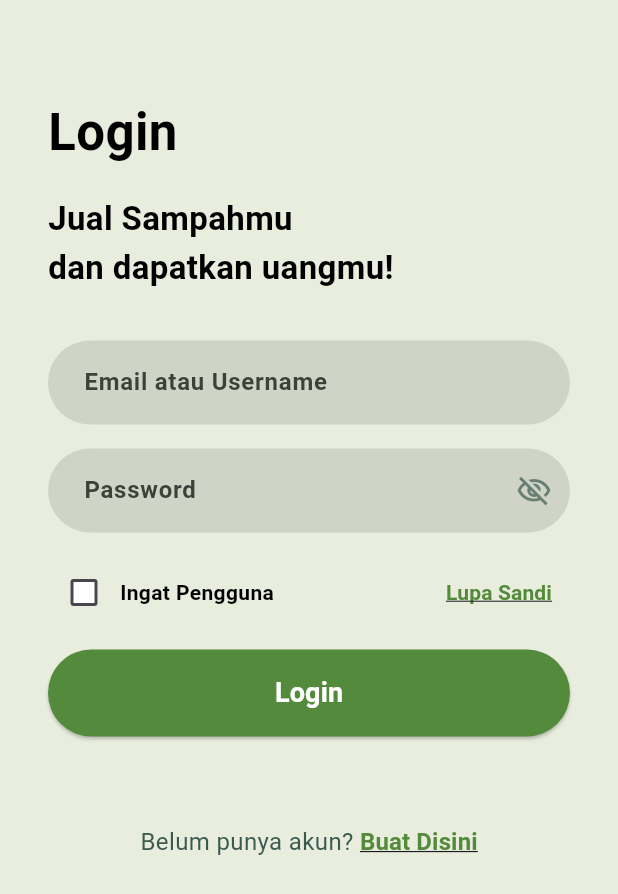
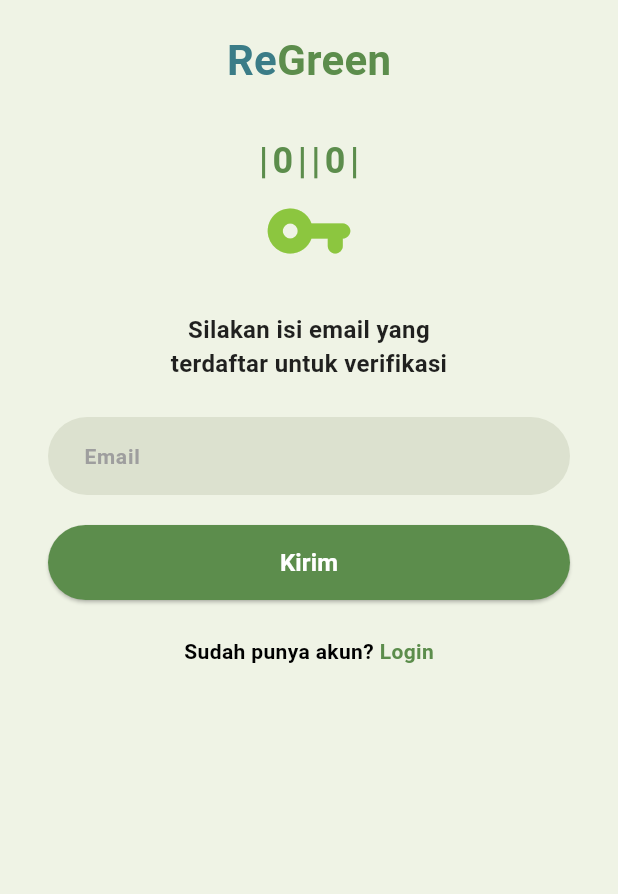
Before and after one commit to EdselSpth/ReGreen, a Flutter app: the LoginScreen screen opened directly, after a tap on "Lupa Sandi", on a phone screen of 412 x 824 dp. Shown: the top 894 px of the screen. Run offline on Flutter 3.47's test engine with Material 3 defaults, Android fonts, the phone set to English and light mode, and no system bars; our stand-ins replace google_nav_bar; Roboto replaces fonts that are missing (Poppins).

Commit message:
feat: [GAR] penambahan fitur email verification pada halaman login

```diff
--- a/lib/auth/login_screen.dart
+++ b/lib/auth/login_screen.dart
@@ -1,6 +1,7 @@
 import 'package:flutter/material.dart';
 import 'register_screen.dart';
 import 'package:regreen/widget/custom_textfeld.dart';
+import 'package:regreen/forgetpassword/emailverification.dart';
 
 const Color kBackground = Color(0xFFE8EDDE);
 const Color kGreenButton = Color(0xFF548A3C);
@@ -105,7 +106,14 @@ class _LoginScreenState extends State<LoginScreen> {
                       ],
                     ),
                     TextButton(
-                      onPressed: () {},
+                      onPressed: () {
+                        Navigator.push(
+                          context,
+                          MaterialPageRoute(
+                            builder: (context) => const EmailVerifikasiPage(),
+                          ),
+                        );
+                      },
                       child: const Text(
                         'Lupa Sandi',
                         style: TextStyle(
--- /dev/null
+++ b/lib/forgetpassword/emailverification.dart
@@ -0,0 +1,166 @@
+import 'package:flutter/material.dart';
+import 'package:regreen/auth/login_screen.dart';
+
+class EmailVerifikasiPage extends StatelessWidget {
+  const EmailVerifikasiPage({super.key});
+
+  @override
+  Widget build(BuildContext context) {
+    return Scaffold(
+      backgroundColor: const Color(0xFFEFF3E5), // Warna latar belakang lembut
+      body: SafeArea(
+        child: Center(
+          child: Padding(
+            padding: const EdgeInsets.symmetric(horizontal: 32, vertical: 20),
+            child: Column(
+              mainAxisAlignment: MainAxisAlignment.start,
+              crossAxisAlignment: CrossAxisAlignment.center,
+              children: [
+                // Logo dan Judul
+                Text.rich(
+                  TextSpan(
+                    children: [
+                      TextSpan(
+                        text: 'Re',
+                        style: TextStyle(
+                          fontSize: 28,
+                          fontWeight: FontWeight.bold,
+                          color: Color(0xFF3B7C87),
+                        ),
+                      ),
+                      const TextSpan(
+                        text: 'Green',
+                        style: TextStyle(
+                          fontSize: 28,
+                          fontWeight: FontWeight.bold,
+                          color: Color(0xFF5C8D4C),
+                        ),
+                      ),
+                    ],
+                  ),
+                ),
+                const SizedBox(height: 30),
+
+                // Icon Key (bisa diganti dengan Image.asset jika ada)
+                Column(
+                  children: [
+                    const Text(
+                      "|0||0|",
+                      style: TextStyle(
+                        fontSize: 24,
+                        fontWeight: FontWeight.bold,
+                        color: Color(0xFF5C8D4C),
+                        letterSpacing: 3,
+                      ),
+                    ),
+                    const Icon(
+                      Icons.vpn_key_rounded,
+                      size: 60,
+                      color: Color(0xFF8CC63F),
+                    ),
+                  ],
+                ),
+
+                const SizedBox(height: 24),
+
+                const Text(
+                  "Silakan isi email yang\nterdaftar untuk verifikasi",
+                  textAlign: TextAlign.center,
+                  style: TextStyle(
+                    fontSize: 16,
+                    fontWeight: FontWeight.w600,
+                    color: Colors.black87,
+                  ),
+                ),
+
+                const SizedBox(height: 24),
+
+                // Input Email
+                TextField(
+                  decoration: InputDecoration(
+                    filled: true,
+                    fillColor: const Color(0xFFDCE1CF),
+                    hintText: "Email",
+                    hintStyle: const TextStyle(
+                      color: Colors.grey,
+                      fontWeight: FontWeight.bold,
+                      fontSize: 14,
+                    ),
+                    contentPadding: const EdgeInsets.symmetric(
+                      horizontal: 20,
+                      vertical: 14,
+                    ),
+                    border: OutlineInputBorder(
+                      borderRadius: BorderRadius.circular(50),
+                      borderSide: BorderSide.none,
+                    ),
+                  ),
+                ),
+
+                const SizedBox(height: 20),
+
+                // Tombol Kirim
+                SizedBox(
+                  width: double.infinity,
+                  height: 50,
+                  child: ElevatedButton(
+                    onPressed: () {},
+                    style: ElevatedButton.styleFrom(
+                      backgroundColor: const Color(0xFF5C8D4C),
+                      shape: RoundedRectangleBorder(
+                        borderRadius: BorderRadius.circular(50),
+                      ),
+                    ),
+                    child: const Text(
+                      "Kirim",
+                      style: TextStyle(
+                        color: Colors.white,
+                        fontSize: 16,
+                        fontWeight: FontWeight.bold,
+                      ),
+                    ),
+                  ),
+                ),
+
+                const SizedBox(height: 24),
+
+                // Link Login
+                Row(
+                  mainAxisAlignment: MainAxisAlignment.center,
+                  children: [
+                    const Text(
+                      "Sudah punya akun? ",
+                      style: TextStyle(
+                        fontSize: 14,
+                        fontWeight: FontWeight.w600,
+                        color: Colors.black,
+                      ),
+                    ),
+                    GestureDetector(
+                      onTap: () {
+                        Navigator.push(
+                          context,
+                          MaterialPageRoute(
+                            builder: (context) => const LoginScreen(),
+                          ),
+                        );
+                      },
+                      child: const Text(
+                        "Login",
+                        style: TextStyle(
+                          color: Color(0xFF5C8D4C),
+                          fontWeight: FontWeight.bold,
+                          fontSize: 14,
+                        ),
+                      ),
+                    ),
+                  ],
+                ),
+              ],
+            ),
+          ),
+        ),
+      ),
+    );
+  }
+}
```
